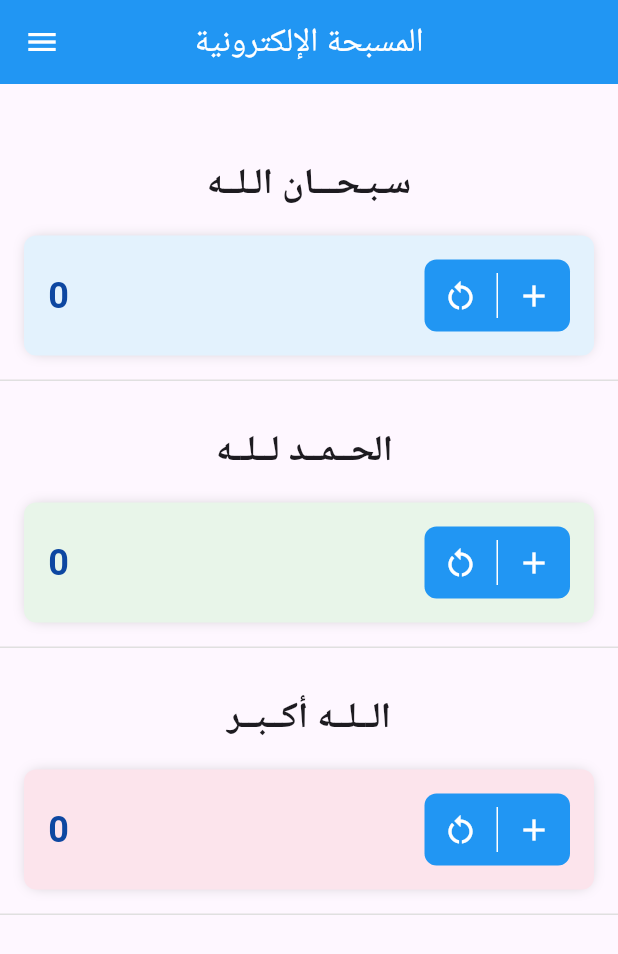
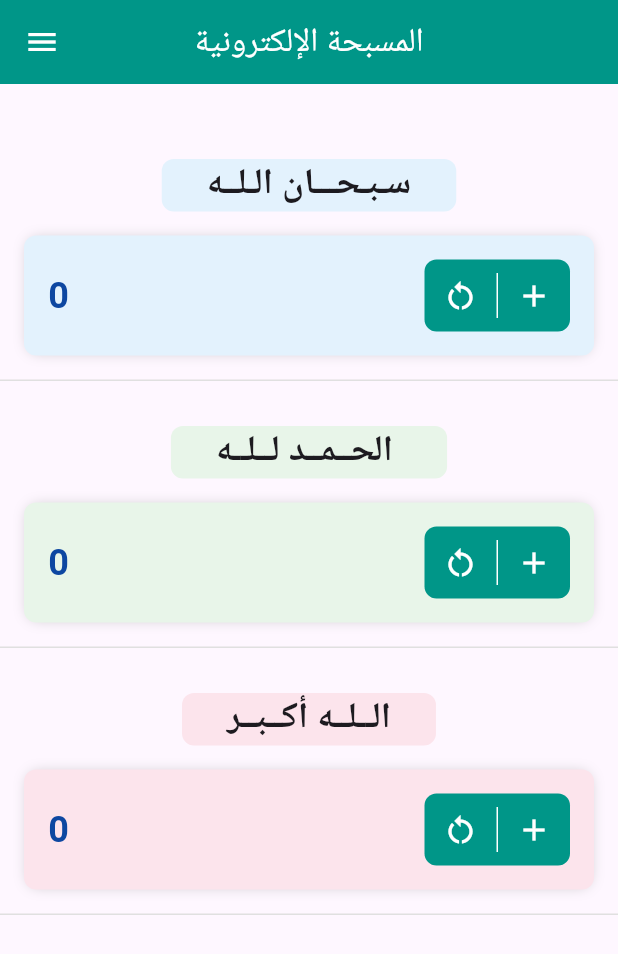
Before and after one commit to Moody20alshatri/mazinexam, a Flutter app: the screen it shows after launch, on a phone screen of 412 x 824 dp. Shown: the top 954 px of the screen. Run offline on Flutter 3.47's test engine with Material 3 defaults, Android fonts, the phone set to English and light mode, and no system bars.

Commit message:
Edit Colors

```diff
--- a/mazin/lib/Screen/Home.dart
+++ b/mazin/lib/Screen/Home.dart
@@ -41,9 +41,16 @@ class _MyCounterState extends State<MyCounter> {
     return Column(
       children: [
         const SizedBox(height: 20),
-        Text(
-          widget.title,
-          style: const TextStyle(fontSize: 24, fontWeight: FontWeight.bold),
+        Container(
+          padding: EdgeInsets.symmetric(horizontal: 30),
+          decoration: BoxDecoration(
+            color: widget.color,
+            borderRadius: BorderRadius.all(Radius.circular(8))
+          ),
+          child: Text(
+            widget.title,
+            style: const TextStyle(fontSize: 24, fontWeight: FontWeight.bold),
+          ),
         ),
         Container(
           padding: const EdgeInsets.all(16.0),
@@ -74,7 +81,7 @@ class _MyCounterState extends State<MyCounter> {
               const SizedBox(width: 20),
               Container(
                 decoration: BoxDecoration(
-                  color: Colors.blue,
+                  color: Colors.teal,
                   borderRadius: BorderRadius.circular(8),
                 ),
                 child:Row(
--- a/mazin/lib/main.dart
+++ b/mazin/lib/main.dart
@@ -16,7 +16,7 @@ class MyApp extends StatelessWidget {
         appBar: AppBar(
           title: const Text('المسبحة الإلكترونية', style: TextStyle(color: Colors.white),),
           centerTitle: true,
-          backgroundColor: Colors.blue,
+          backgroundColor: Colors.teal,
           elevation: 0,
           leading: IconButton(
             icon: const Icon(Icons.menu,color: Colors.white,),
```
